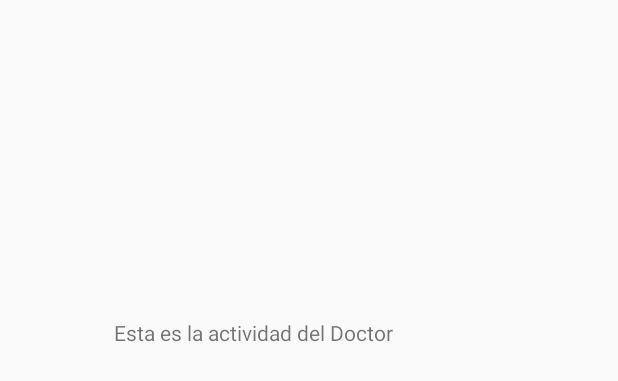
After one commit to TekSebas/TangoDent_App, an Android app: the layout activity_doctor.xml on its own in the app's theme, with its tools: preview values and no code run, on a phone screen of 412 x 824 dp. The commit adds this screen. Shown: the top 381 px of the screen. Run offline under Robolectric (Android 15) with nearby library versions, the phone set to English and light mode, and no system bars.

Commit message:
Diferencia del Login para Admin, Doctor y el resto de usuarios

```diff
--- /dev/null
+++ b/app/src/main/res/layout/activity_doctor.xml
@@ -0,0 +1,19 @@
+<?xml version="1.0" encoding="utf-8"?>
+<android.support.constraint.ConstraintLayout xmlns:android="http://schemas.android.com/apk/res/android"
+    xmlns:app="http://schemas.android.com/apk/res-auto"
+    xmlns:tools="http://schemas.android.com/tools"
+    android:layout_width="match_parent"
+    android:layout_height="match_parent"
+    tools:context=".ActivityDoctor">
+
+    <TextView
+        android:id="@+id/textView"
+        android:layout_width="wrap_content"
+        android:layout_height="wrap_content"
+        android:layout_marginStart="76dp"
+        android:layout_marginLeft="76dp"
+        android:layout_marginTop="212dp"
+        android:text="Esta es la actividad del Doctor"
+        app:layout_constraintStart_toStartOf="parent"
+        app:layout_constraintTop_toTopOf="parent" />
+</android.support.constraint.ConstraintLayout>
```
Also changed, not shown: app/src/main/AndroidManifest.xml (+5 -5 lines), app/src/main/java/com/example/tangodent/ActivityAdmin.java (added, +13 -0 lines), app/src/main/java/com/example/tangodent/ActivityDoctor.java (added, +13 -0 lines), app/src/main/java/com/example/tangodent/MainActivity.java (+65 -26 lines), app/src/main/res/layout/activity_admin.xml (added, +19 -0 lines).
